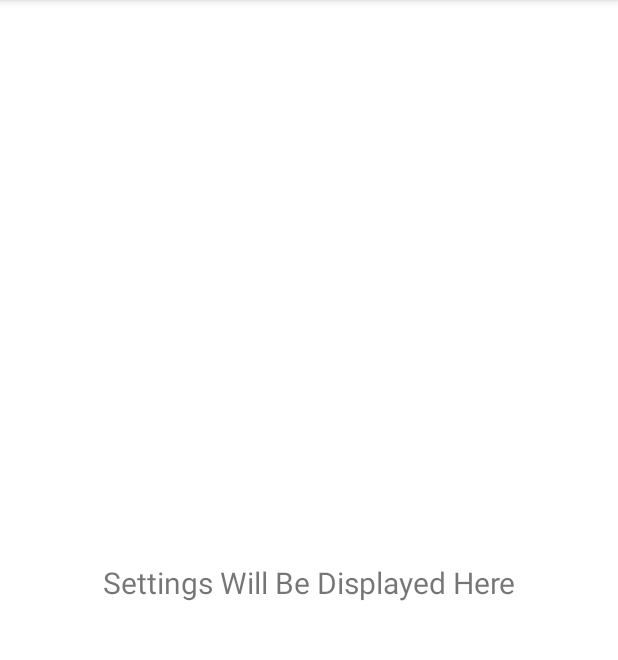
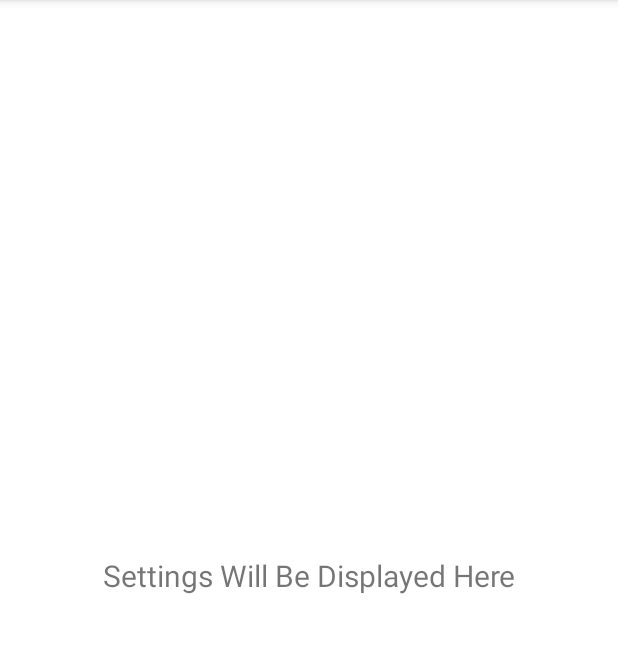
Before and after one commit to Jgriffiths92/Open_E-Reloading-Assistant, an Android app: the fragment SettingsFragment shown on its own in the app's theme, on a phone screen of 412 x 824 dp, the part 84-744 px from its top. Run offline under Robolectric (Android 15) with nearby library versions, the phone set to English and light mode, and no system bars.

Commit message:
adjusted data settings text view box

```diff
--- a/app/src/main/res/layout/fragment_settings.xml
+++ b/app/src/main/res/layout/fragment_settings.xml
@@ -8,13 +8,11 @@
 
     <TextView
         android:id="@+id/text_settings"
-        android:layout_width="match_parent"
-        android:layout_height="wrap_content"
-        android:layout_marginStart="8dp"
-        android:layout_marginTop="8dp"
-        android:layout_marginEnd="8dp"
+        android:layout_width="364dp"
+        android:layout_height="696dp"
         android:textAlignment="center"
         android:textSize="20sp"
+        android:gravity="center"
         app:layout_constraintBottom_toBottomOf="parent"
         app:layout_constraintEnd_toEndOf="parent"
         app:layout_constraintStart_toStartOf="parent"
```
